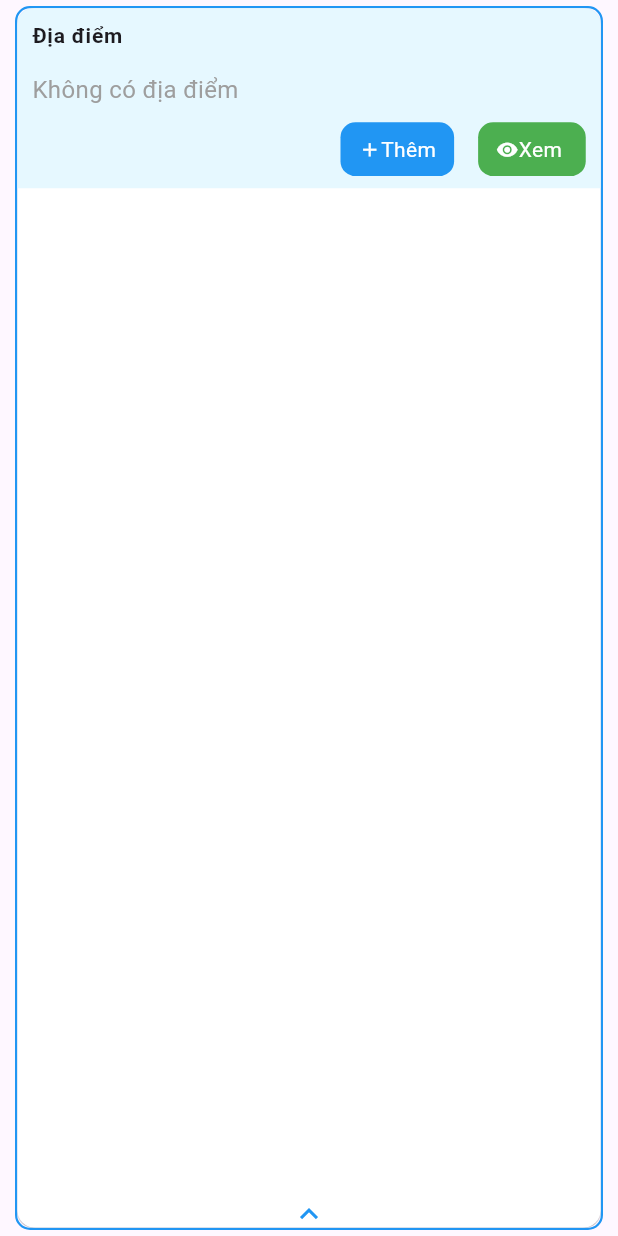
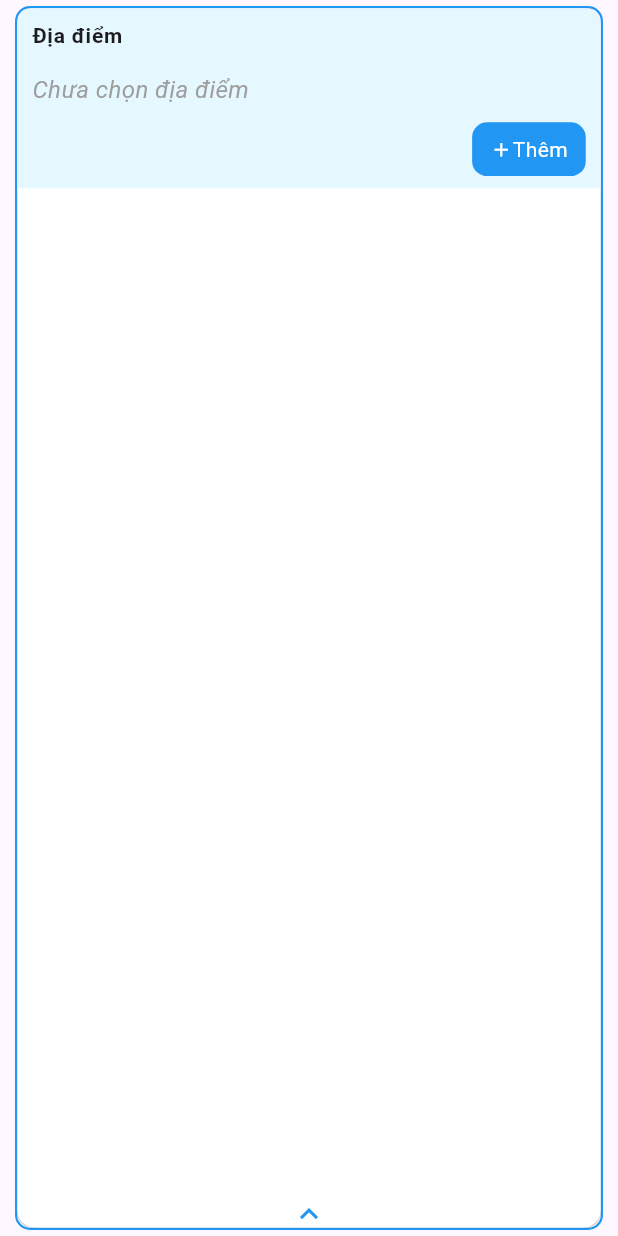
Before and after one commit to tuananh1124/calander, a Flutter app: the LocationItem widget shown alone on an empty page, opened directly, after a tap on the "expand more" icon, on a phone screen of 412 x 824 dp. Run offline on Flutter 3.47's test engine with Material 3 defaults, Android fonts, the phone set to English and light mode, and no system bars; drawn by our look-alikes of auto_size_text; our stand-ins replace bloc, equatable, file_picker, flutter_bloc, flutter_easyloading, font_awesome_flutter and 1 more; accounts and stored records are empty; network calls fail.

Commit message:
update trang thai

```diff
--- a/lib/components/location/location_item.dart
+++ b/lib/components/location/location_item.dart
@@ -17,7 +17,7 @@ class _LocationItemState extends State<LocationItem>
   late Animation<double> _animation;
   bool _isExpanded = false;
 
-  String _selectedLocation = '';
+  Map<String, String> _selectedLocation = {};
   List<Map<String, String>> _itemsLocation = [];
 
   @override
@@ -50,52 +50,11 @@ class _LocationItemState extends State<LocationItem>
     });
   }
 
-  void _onItemSelectedLocation(String location) async {
-    if (_selectedLocation.isNotEmpty) {
-      bool? confirmChange = await _showConfirmationDialog();
-      if (confirmChange == true) {
+  void _onItemSelectedLocation(Map<String, String> locationData) {
     setState(() {
-          // Clear all existing locations and add the new one
-          _itemsLocation.clear();
-          _itemsLocation.add({'location': location});
-          _selectedLocation = location;
+      _selectedLocation = locationData;
+      _itemsLocation = [locationData]; // Cập nhật danh sách với địa điểm mới
     });
-      }
-    } else {
-      setState(() {
-        // Add the new location
-        _itemsLocation.clear();
-        _itemsLocation.add({'location': location});
-        _selectedLocation = location;
-      });
-    }
-  }
-
-  Future<bool?> _showConfirmationDialog() {
-    return showDialog<bool>(
-      context: context,
-      barrierDismissible: false,
-      builder: (BuildContext context) {
-        return AlertDialog(
-          title: Text('Xác nhận đổi địa chỉ'),
-          content: Text('Bạn có muốn đổi địa chỉ không?'),
-          actions: <Widget>[
-            TextButton(
-              child: Text('Hủy'),
-              onPressed: () {
-                Navigator.of(context).pop(false);
-              },
-            ),
-            TextButton(
-              child: Text('Đồng ý'),
-              onPressed: () {
-                Navigator.of(context).pop(true);
-              },
-            ),
-          ],
-        );
-      },
-    );
   }
 
   @override
@@ -172,37 +131,39 @@ class _LocationItemState extends State<LocationItem>
                                   children: [
                                     if (_itemsLocation.isEmpty)
                                       Text(
-                                        'Không có địa điểm',
+                                        'Chưa chọn địa điểm',
                                         style: TextStyle(
-                                            fontSize: 16, color: Colors.grey),
+                                          fontSize: 16,
+                                          color: Colors.grey,
+                                          fontStyle: FontStyle.italic,
+                                        ),
                                       )
-                                    else ...[
-                                      ..._itemsLocation
-                                          .take(2)
-                                          .map((item) => buildDetailRow(
-                                              item['location'] ?? ''))
-                                          .toList(),
-                                      if (_itemsLocation.length > 2)
+                                    else
+                                      Column(
+                                        crossAxisAlignment:
+                                            CrossAxisAlignment.start,
+                                        children: [
+                                          buildDetailRow(
+                                              _selectedLocation['location'] ??
+                                                  ''),
+                                          if (_selectedLocation['description']
+                                                  ?.isNotEmpty ??
+                                              false)
                                             Padding(
-                                          padding:
-                                              const EdgeInsets.only(top: 8.0),
-                                          child: Container(
-                                            padding: EdgeInsets.symmetric(
-                                                horizontal: 8, vertical: 4),
-                                            decoration: BoxDecoration(
-                                              color: Colors.grey[300],
-                                              borderRadius:
-                                                  BorderRadius.circular(20),
-                                            ),
+                                              padding: const EdgeInsets.only(
+                                                  left: 24.0),
                                               child: Text(
-                                              '${_itemsLocation.length - 2}+',
+                                                _selectedLocation[
+                                                        'description'] ??
+                                                    '',
                                                 style: TextStyle(
-                                                  color: Colors.black,
-                                                  fontSize: 14),
+                                                  fontSize: 14,
+                                                  color: Colors.grey[600],
                                                 ),
                                               ),
                                             ),
                                         ],
+                                      ),
                                     SizedBox(height: 10),
                                     Align(
                                       alignment: Alignment.bottomRight,
@@ -223,6 +184,9 @@ class _LocationItemState extends State<LocationItem>
                                                     page: LocationList(
                                                       onItemSelectedLocation:
                                                           _onItemSelectedLocation,
+                                                      selectedLocationId:
+                                                          _selectedLocation[
+                                                              'id'], // Truyền id đã chọn
                                                     ),
                                                   ),
                                                 );
@@ -242,41 +206,6 @@ class _LocationItemState extends State<LocationItem>
                                                     ),
                                                     Text(
                                                       'Thêm',
-                                                      style: TextStyle(
-                                                          color: Colors.white),
-                                                    ),
-                                                  ],
-                                                ),
-                                              ),
-                                            ),
-                                          ),
-                                          SizedBox(width: 16),
-                                          Material(
-                                            color: Colors.green,
-                                            borderRadius:
-                                                BorderRadius.circular(10),
-                                            child: InkWell(
-                                              borderRadius:
-                                                  BorderRadius.circular(10),
-                                              onTap: () {
-                                                // Thêm hành động khi nhấn nút 'Xem chi tiết'
-                                                // Ví dụ: Hiển thị chi tiết trong một modal
-                                              },
-                                              child: const Padding(
-                                                padding: EdgeInsets.symmetric(
-                                                    horizontal: 12,
-                                                    vertical: 8),
-                                                child: Row(
-                                                  mainAxisSize:
-                                                      MainAxisSize.min,
-                                                  children: [
-                                                    Icon(
-                                                      Icons.remove_red_eye,
-                                                      color: Colors.white,
-                                                      size: 15,
-                                                    ),
-                                                    Text(
-                                                      'Xem ',
                                                       style: TextStyle(
                                                           color: Colors.white),
                                                     ),
@@ -327,16 +256,24 @@ class _LocationItemState extends State<LocationItem>
   }
 
   Widget buildDetailRow(String location) {
-    return Row(
+    return Padding(
+      padding: const EdgeInsets.symmetric(vertical: 4.0),
+      child: Row(
         children: [
+          Icon(Icons.location_on, size: 16, color: Colors.blue),
+          SizedBox(width: 8),
           Expanded(
             child: Text(
-            '$location ',
+              location,
+              style: TextStyle(
+                fontSize: 16,
+                color: Colors.black87,
+              ),
               overflow: TextOverflow.ellipsis,
-            style: TextStyle(fontSize: 16),
             ),
           ),
         ],
+      ),
     );
   }
 }
--- a/lib/components/resource/resource_list.dart
+++ b/lib/components/resource/resource_list.dart
@@ -37,6 +37,7 @@ class _ResourceListState extends State<ResourceList> {
         _filteredDataListResource =
             listEvent.where((item) => item.group == 1).map((item) {
           return {
+            'id': item.id ?? '',
             'resource': item.name ?? '',
             'description': item.description ?? '',
           };
```
Also changed, not shown: lib/components/list_user/user_item.dart (+33 -28 lines), lib/components/list_user/user_list.dart (+26 -0 lines), lib/components/location/location_list.dart (+59 -19 lines). Lines whose indentation alone changed are shown as unchanged.
